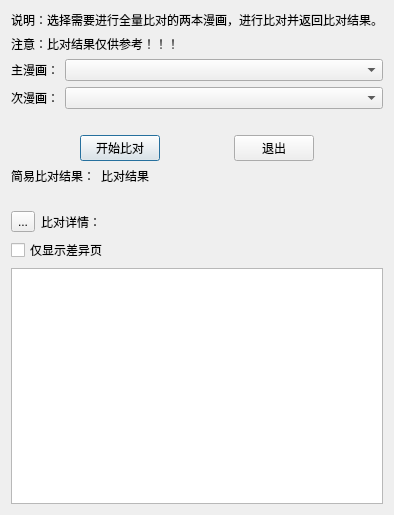
This is components/dialog_full_match_comics/res/full_match_comics.ui in PPJUST/ComicDup as Qt 5 draws it before an edit. The edited form follows.
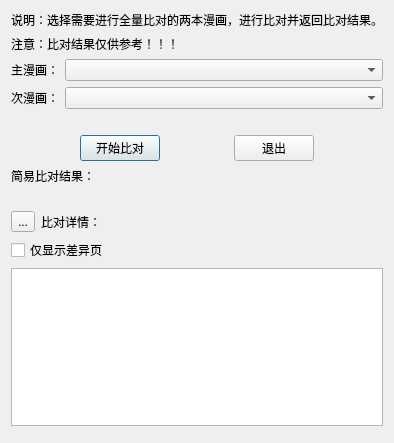
This is the edited form.

Commit message: 优化：全量匹配ui

Diff of the .ui file:
```diff
--- a/components/dialog_full_match_comics/res/full_match_comics.ui
+++ b/components/dialog_full_match_comics/res/full_match_comics.ui
@@ -7,13 +7,13 @@
     <x>0</x>
     <y>0</y>
     <width>390</width>
-    <height>515</height>
+    <height>443</height>
    </rect>
   </property>
   <property name="windowTitle">
    <string>全量比对</string>
   </property>
-  <layout class="QVBoxLayout" name="verticalLayout_2">
+  <layout class="QVBoxLayout" name="verticalLayout_2" stretch="0,0,0,0,0,0,0,0,0,0">
    <item>
     <widget class="QLabel" name="label">
      <property name="text">
@@ -121,8 +121,6 @@
     </layout>
    </item>
    <item>
-    <layout class="QHBoxLayout" name="horizontalLayout_5" stretch="0,1">
-     <item>
       <widget class="QLabel" name="label_8">
        <property name="text">
         <string>简易比对结果：</string>
@@ -131,15 +129,12 @@
      </item>
      <item>
       <widget class="QLabel" name="label_simple_result">
-       <property name="text">
-        <string>比对结果</string>
-       </property>
-      </widget>
-     </item>
-    </layout>
-   </item>
-   <item>
-    <widget class="QLabel" name="label_11">
+     <property name="sizePolicy">
+      <sizepolicy hsizetype="Preferred" vsizetype="Preferred">
+       <horstretch>0</horstretch>
+       <verstretch>0</verstretch>
+      </sizepolicy>
+     </property>
      <property name="text">
       <string/>
      </property>
@@ -177,6 +172,19 @@
      </item>
     </layout>
    </item>
+   <item>
+    <spacer name="verticalSpacer">
+     <property name="orientation">
+      <enum>Qt::Orientation::Vertical</enum>
+     </property>
+     <property name="sizeHint" stdset="0">
+      <size>
+       <width>20</width>
+       <height>40</height>
+      </size>
+     </property>
+    </spacer>
+   </item>
   </layout>
  </widget>
  <resources/>
```
Lines whose indentation alone changed are shown as unchanged. The commit also changes 1 other file.
